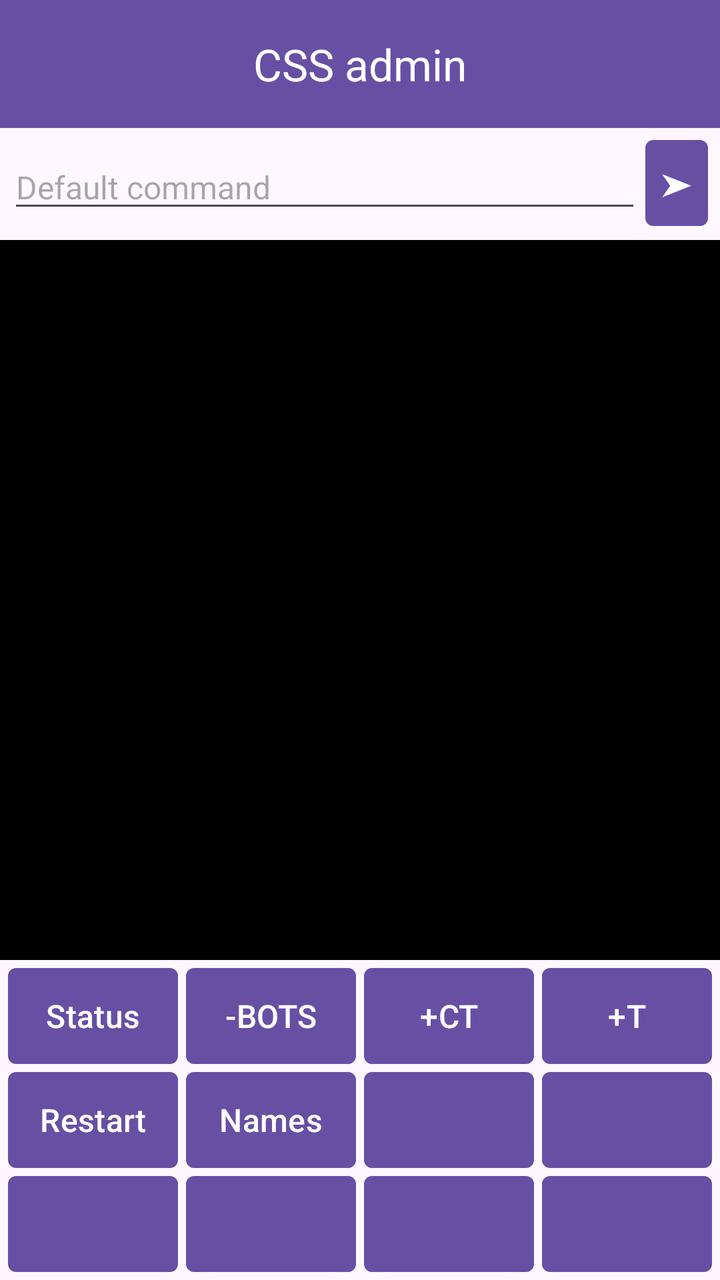
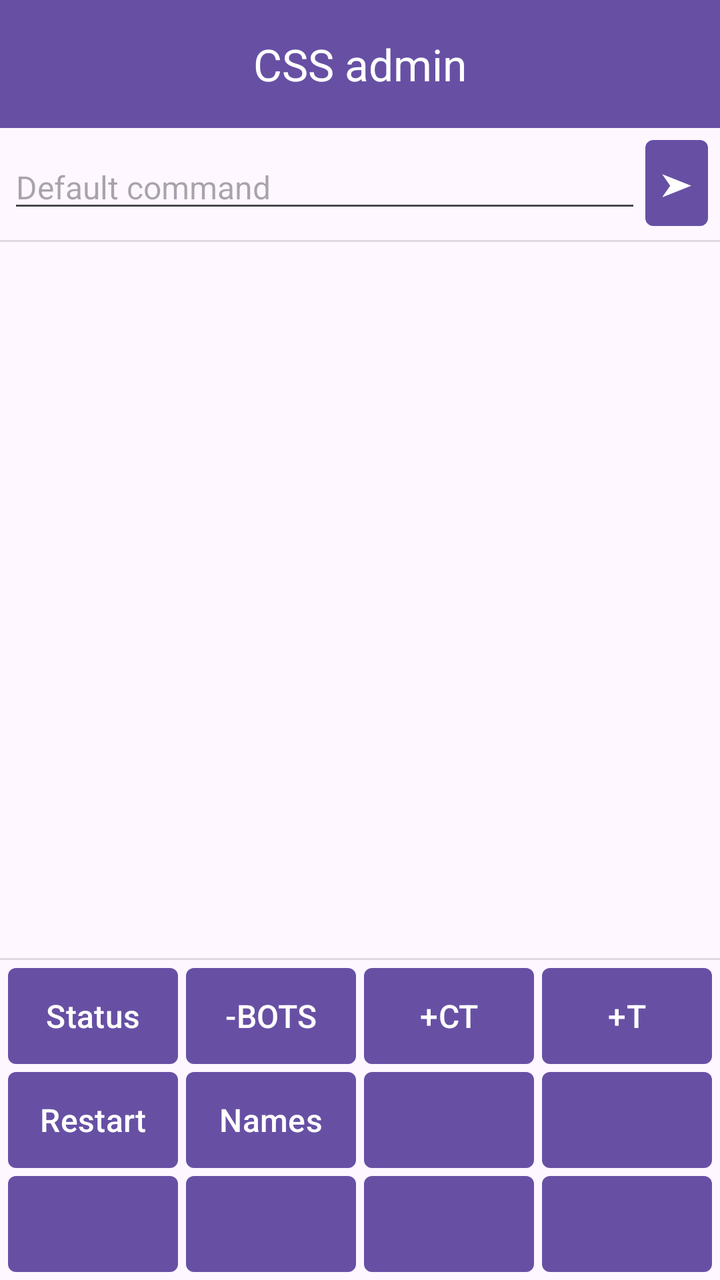

Two renders of the same Android screen: before a commit and after it. Below are the layout's source before the change and the commit's diff.
<!-- AndroidManifest.xml: application theme Theme.RCONGraphicalClient -->
<!-- res/layout/activity_main.xml -->
<?xml version="1.0" encoding="utf-8"?>
<androidx.constraintlayout.widget.ConstraintLayout xmlns:android="http://schemas.android.com/apk/res/android"
    xmlns:app="http://schemas.android.com/apk/res-auto"
    xmlns:tools="http://schemas.android.com/tools"
    android:id="@+id/activityMain"
    android:layout_width="match_parent"
    android:layout_height="match_parent"
    tools:context="MainActivity">

    <com.google.android.material.appbar.MaterialToolbar
        android:id="@+id/toolbar"
        android:layout_width="match_parent"
        android:layout_height="wrap_content"
        android:background="?attr/colorPrimary"
        android:minHeight="?attr/actionBarSize"
        android:theme="?attr/actionBarTheme"
        app:layout_constraintEnd_toEndOf="parent"
        app:layout_constraintHeight_percent="@fraction/toolbar_height_percent"
        app:layout_constraintStart_toStartOf="parent"
        app:layout_constraintTop_toTopOf="parent"
        app:subtitleCentered="true"
        app:subtitleTextColor="@color/white"
        app:title="@string/app_name" />

    <LinearLayout
        android:id="@+id/constraintLayoutMainContent"
        android:layout_width="0dp"
        android:layout_height="0dp"
        android:orientation="vertical"
        app:layout_constraintBottom_toBottomOf="parent"
        app:layout_constraintEnd_toEndOf="parent"
        app:layout_constraintStart_toStartOf="parent"
        app:layout_constraintTop_toBottomOf="@+id/toolbar">

        <LinearLayout
            android:layout_width="match_parent"
            android:layout_height="wrap_content"
            android:orientation="horizontal"
            android:padding="4dp">

            <EditText
                android:id="@+id/etCommand"
                android:layout_width="0dp"
                android:layout_height="wrap_content"
                android:layout_gravity="center_vertical"
                android:layout_weight="9"
                android:hint="@string/default_command"
                android:imeOptions="actionSend"
                android:inputType="text"
                android:textSize="16sp" />

            <Button
                android:id="@+id/btnSend"
                android:layout_width="0dp"
                android:layout_height="wrap_content"
                android:layout_gravity="center_vertical"
                android:layout_weight="1"
                android:insetBottom="3dp"
                android:text="➤" />
        </LinearLayout>

        <ScrollView
            android:id="@+id/scrollLog"
            android:layout_width="match_parent"
            android:layout_height="0dp"
            android:layout_weight="1"
            android:background="@color/black">

            <HorizontalScrollView
                android:layout_width="match_parent"
                android:layout_height="wrap_content">

                <TextView
                    android:id="@+id/tvLog"
                    android:layout_width="wrap_content"
                    android:layout_height="wrap_content"
                    android:fontFamily="monospace"
                    android:padding="8dp"
                    android:text=""
                    android:textColor="#00FF00"
                    android:textSize="16sp" />

            </HorizontalScrollView>
        </ScrollView>
        <androidx.constraintlayout.widget.ConstraintLayout
            android:layout_width="match_parent"
            android:layout_height="wrap_content"
            android:padding="4dp">

            <Button
                android:id="@+id/button1"
                android:layout_width="0dp"
                android:layout_height="wrap_content"
                android:insetLeft="0dp"
                android:insetTop="0dp"
                android:insetRight="0dp"
                android:insetBottom="0dp"
                android:text="@string/status" />

            <Button
                android:id="@+id/button2"
                android:layout_width="0dp"
                android:layout_height="wrap_content"
                android:insetLeft="0dp"
                android:insetTop="0dp"
                android:insetRight="0dp"
                android:insetBottom="0dp"
                android:text="@string/bots_kick_all_short" />

            <Button
                android:id="@+id/button3"
                android:layout_width="0dp"
                android:layout_height="wrap_content"
                android:insetLeft="0dp"
                android:insetTop="0dp"
                android:insetRight="0dp"
                android:insetBottom="0dp"
                android:text="@string/bots_add_ct" />

            <Button
                android:id="@+id/button4"
                android:layout_width="0dp"
                android:layout_height="wrap_content"
                android:insetLeft="0dp"
                android:insetTop="0dp"
                android:insetRight="0dp"
                android:insetBottom="0dp"
                android:text="@string/bots_add_t" />

            <Button
                android:id="@+id/button5"
                android:layout_width="0dp"
                android:layout_height="wrap_content"
                android:insetLeft="0dp"
                android:insetTop="0dp"
                android:insetRight="0dp"
                android:insetBottom="0dp"
                android:text="@string/restart_game_short" />

            <Button
                android:id="@+id/button6"
                android:layout_width="0dp"
                android:layout_height="wrap_content"
                android:insetLeft="0dp"
                android:insetTop="0dp"
                android:insetRight="0dp"
                android:insetBottom="0dp"
                android:text="@string/player_names" />

            <Button
                android:id="@+id/button7"
                android:layout_width="0dp"
                android:layout_height="wrap_content"
                android:insetLeft="0dp"
                android:insetTop="0dp"
                android:insetRight="0dp"
                android:insetBottom="0dp" />

            <Button
                android:id="@+id/button8"
                android:layout_width="0dp"
                android:layout_height="wrap_content"
                android:insetLeft="0dp"
                android:insetTop="0dp"
                android:insetRight="0dp"
                android:insetBottom="0dp" />

            <Button
                android:id="@+id/button9"
                android:layout_width="0dp"
                android:layout_height="wrap_content"
                android:insetLeft="0dp"
                android:insetTop="0dp"
                android:insetRight="0dp"
                android:insetBottom="0dp" />

            <Button
                android:id="@+id/button10"
                android:layout_width="0dp"
                android:layout_height="wrap_content"
                android:insetLeft="0dp"
                android:insetTop="0dp"
                android:insetRight="0dp"
                android:insetBottom="0dp" />

            <Button
                android:id="@+id/button11"
                android:layout_width="0dp"
                android:layout_height="wrap_content"
                android:insetLeft="0dp"
                android:insetTop="0dp"
                android:insetRight="0dp"
                android:insetBottom="0dp" />

            <Button
                android:id="@+id/button12"
                android:layout_width="0dp"
                android:layout_height="wrap_content"
                android:insetLeft="0dp"
                android:insetTop="0dp"
                android:insetRight="0dp"
                android:insetBottom="0dp" />

            <androidx.constraintlayout.helper.widget.Flow
                android:id="@+id/flowButtons"
                android:layout_width="match_parent"
                android:layout_height="wrap_content"
                app:constraint_referenced_ids="button1,button2,button3,button4,button5,button6,button7,button8,button9,button10,button11,button12"
                app:flow_wrapMode="chain"
                app:flow_maxElementsWrap="4"
                app:flow_horizontalStyle="spread"
                app:flow_verticalStyle="spread"
                app:flow_horizontalGap="4dp"
                app:flow_verticalGap="4dp"
                app:layout_constraintTop_toTopOf="parent"
                app:layout_constraintStart_toStartOf="parent"
                app:layout_constraintEnd_toEndOf="parent" />

        </androidx.constraintlayout.widget.ConstraintLayout>

    </LinearLayout>


</androidx.constraintlayout.widget.ConstraintLayout>
<!-- resources referenced by this layout -->
<resources>
  <color name="black">#000000</color>
  <color name="white">#FFFFFFFF</color>
  <string name="app_name" translatable="false">CSS admin</string>
  <string name="bots_add_ct">+CT</string>
  <string name="bots_add_t">+T</string>
  <string name="bots_kick_all_short">-BOTS</string>
  <string name="default_command">Default command</string>
  <string name="player_names">Names</string>
  <string name="restart_game_short">Restart</string>
  <string name="status">Status</string>
  <style name="Theme.RCONGraphicalClient" parent="Base.Theme.RCONGraphicalClient" />
  <style name="Base.Theme.RCONGraphicalClient" parent="Theme.Material3.DayNight.NoActionBar">
          
          
          <item name="materialButtonStyle">@style/NormalButton</item>
          <item name="alertDialogTheme">@style/NormalDialogStyle</item>
          <item name="toolbarStyle">@style/NormalToolbarStyle</item>
      </style>
  <style name="NormalButton" parent="BaseButtonStyle">
      </style>
  <style name="NormalDialogStyle" parent="BaseDialogStyle">
      </style>
  <style name="NormalToolbarStyle" parent="Widget.Material3.Toolbar">
          <item name="titleTextColor">@color/white</item>
          <item name="android:titleTextAppearance">@style/NormalToolbarTitleTextAppearance</item>
          <item name="titleCentered">true</item>
      </style>
  <style name="BaseButtonStyle" parent="Widget.Material3.Button">
          <item name="cornerRadius">4dp</item>
          <item name="android:padding">4dp</item>
          <item name="android:insetRight">2dp</item>
          <item name="android:insetLeft">2dp</item>
          <item name="android:insetTop">2dp</item>
          <item name="android:insetBottom">2dp</item>
          <item name="android:textColor">@color/white</item>
          <item name="android:textSize">16sp</item>
      </style>
  <style name="BaseDialogStyle" parent="Theme.Material3.DayNight.Dialog.Alert">
          <item name="android:textSize">20sp</item>
      </style>
  <style name="NormalToolbarTitleTextAppearance" parent="TextAppearance.Material3.TitleMedium">
          <item name="android:textColor">@color/white</item>
          <item name="android:textStyle">bold</item>
      </style>
</resources>

<!-- the commit's change to res/layout/activity_main.xml (unified diff, before → after) -->
@@ -27,6 +27,8 @@
         android:layout_width="0dp"
         android:layout_height="0dp"
         android:orientation="vertical"
+        android:divider="?android:attr/dividerHorizontal"
+        android:showDividers="middle"
         app:layout_constraintBottom_toBottomOf="parent"
         app:layout_constraintEnd_toEndOf="parent"
         app:layout_constraintStart_toStartOf="parent"
@@ -47,7 +49,8 @@
                 android:hint="@string/default_command"
                 android:imeOptions="actionSend"
                 android:inputType="text"
-                android:textSize="16sp" />
+                android:textSize="16sp"
+                android:importantForAutofill="no" />
 
             <Button
                 android:id="@+id/btnSend"
@@ -56,15 +59,14 @@
                 android:layout_gravity="center_vertical"
                 android:layout_weight="1"
                 android:insetBottom="3dp"
-                android:text="➤" />
+                android:text="@string/run_command_sign" />
         </LinearLayout>
 
         <ScrollView
             android:id="@+id/scrollLog"
             android:layout_width="match_parent"
             android:layout_height="0dp"
-            android:layout_weight="1"
-            android:background="@color/black">
+            android:layout_weight="1">
 
             <HorizontalScrollView
                 android:layout_width="match_parent"
@@ -77,8 +79,8 @@
                     android:fontFamily="monospace"
                     android:padding="8dp"
                     android:text=""
-                    android:textColor="#00FF00"
-                    android:textSize="16sp" />
+                    android:textSize="14sp"
+                    android:textStyle="bold" />
 
             </HorizontalScrollView>
         </ScrollView>
<!-- resource entries referenced after the edit -->
@@ -1,6 +1,5 @@
 <!-- resources referenced by this layout -->
 <resources>
-  <color name="black">#000000</color>
   <color name="white">#FFFFFFFF</color>
   <string name="app_name" translatable="false">CSS admin</string>
   <string name="bots_add_ct">+CT</string>
@@ -9,6 +8,7 @@
   <string name="default_command">Default command</string>
   <string name="player_names">Names</string>
   <string name="restart_game_short">Restart</string>
+  <string name="run_command_sign" translatable="false">➤</string>
   <string name="status">Status</string>
   <style name="Theme.RCONGraphicalClient" parent="Base.Theme.RCONGraphicalClient" />
   <style name="Base.Theme.RCONGraphicalClient" parent="Theme.Material3.DayNight.NoActionBar">
